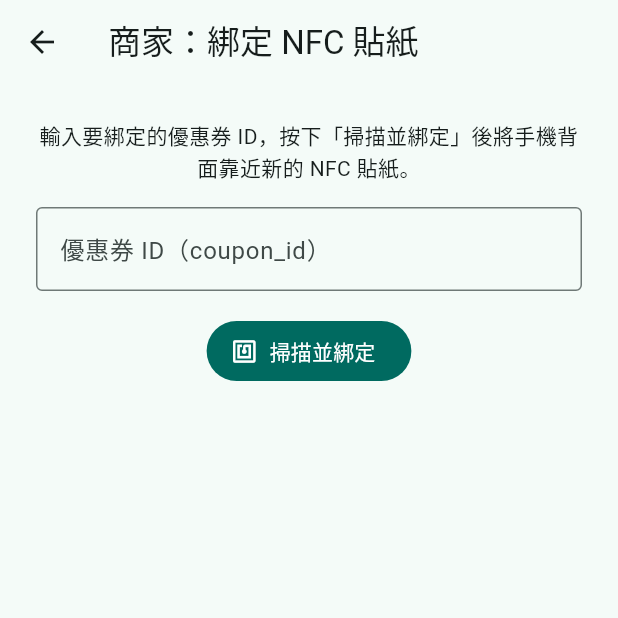
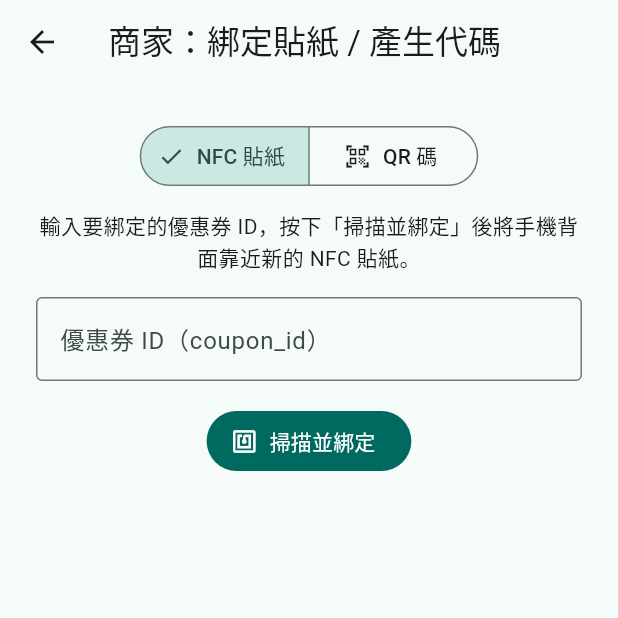
Before and after one commit to lzh082007/play_taiwan_nfc, a Flutter app: the MerchantBindPage screen opened directly, on a phone screen of 412 x 824 dp, the top half of it. Run offline on Flutter 3.47's test engine with Material 3 defaults, Android fonts, the phone set to English and light mode, and no system bars; our stand-ins replace qr_flutter, share_plus; missing offline and left inert: mobile_scanner, nfc_manager.

Commit message:
feat: 新增 QR 碼掃描功能，整合相機權限與掃描邏輯
- 在 AndroidManifest.xml 中新增相機權限與相機功能的特性，允許應用在無 NFC 的設備上運行。
- 在 Info.plist 中新增相機使用說明，讓使用者了解掃描 QR 碼的需求。
- 新增 QrScannerPage 類別，實現全螢幕相機掃描 QR 碼的功能，並回傳掃描結果。
- 在 UserScanPage 中整合 QR 碼掃描邏輯，使用者可選擇掃描 NFC 貼紙或 QR 碼。
- 在 MerchantBindPage 中新增 QR 碼生成與分享功能，商家可透過應用生成唯一的 QR 碼並分享。
- 更新 api_config.dart 中的 API 基本 URL，確保與後端服務的連接正確。
- 更新 pubspec.yaml，新增 mobile_scanner、qr_flutter、uuid 和 share_plus 依賴，以支持 QR 碼功能。

```diff
--- a/flutter/lib/config/api_config.dart
+++ b/flutter/lib/config/api_config.dart
@@ -2,5 +2,5 @@ class ApiConfig {
   ApiConfig._();
 
   /// NFC 優惠券後端 API 的 Base URL（見 docs/NFC_Flutter_Integration_Spec.md）。
-  static const String baseUrl = 'http://192.168.100.13:5501';
+  static const String baseUrl = 'http://192.168.100.21:5501';
 }
--- a/flutter/lib/pages/home_page.dart
+++ b/flutter/lib/pages/home_page.dart
@@ -28,7 +28,7 @@ class HomePage extends StatelessWidget {
                     Navigator.of(context).push(MaterialPageRoute(builder: (_) => const UserScanPage()));
                   },
                   icon: const Icon(Icons.qr_code_scanner),
-                  label: const Text('使用者：掃描貼紙 / 領取 / 核銷'),
+                  label: const Text('使用者：掃描 / 領取 / 核銷'),
                 ),
                 const SizedBox(height: 16),
                 OutlinedButton.icon(
@@ -36,7 +36,7 @@ class HomePage extends StatelessWidget {
                     Navigator.of(context).push(MaterialPageRoute(builder: (_) => const MerchantBindPage()));
                   },
                   icon: const Icon(Icons.storefront_outlined),
-                  label: const Text('商家：綁定 NFC 貼紙'),
+                  label: const Text('商家：綁定貼紙 / 產生代碼'),
                 ),
               ],
             ),
--- a/flutter/lib/pages/merchant_bind_page.dart
+++ b/flutter/lib/pages/merchant_bind_page.dart
@@ -1,7 +1,15 @@
+import 'dart:ui' as ui;
+
 import 'package:flutter/material.dart';
+import 'package:flutter/rendering.dart';
+import 'package:qr_flutter/qr_flutter.dart';
+import 'package:share_plus/share_plus.dart';
+import 'package:uuid/uuid.dart';
 
 import '../repositories/nfc_coupon_repository.dart';
 import '../services/nfc_service.dart';
+
+enum BindMethod { nfc, qr }
 
 sealed class BindResultState {
   const BindResultState();
@@ -16,8 +24,9 @@ class BindLoading extends BindResultState {
 }
 
 class BindSuccess extends BindResultState {
-  const BindSuccess({required this.uidHex, required this.couponId});
-  final String uidHex;
+  const BindSuccess({required this.method, required this.code, required this.couponId});
+  final BindMethod method;
+  final String code;
   final int couponId;
 }
 
@@ -26,10 +35,14 @@ class BindError extends BindResultState {
   final String message;
 }
 
-/// 商家端：掃描一張新的 NFC 貼紙，把它跟指定的優惠券綁在一起（功能一）。
+/// 商家端：把一個識別碼（NFC 貼紙序號，或 App 產生的 QR 代碼）跟指定的優惠券綁在一起（功能一）。
 ///
 /// 對應 docs/NFC_Flutter_Integration_Spec.md 第三節。優惠券本身要先透過
 /// 商家後台的優惠券 CRUD API 建立好，這裡先讓商家手動輸入 coupon_id。
+///
+/// 兩種方式的差異：NFC 貼紙的 UID 是硬體出廠就固定的，只能「掃描既有的」；
+/// QR 碼的內容純粹是軟體產生的字串，所以是 App 端直接產生一組唯一代碼（UUID）
+/// 呼叫綁定 API，成功後把這組代碼渲染成 QR 圖給商家分享/列印出來貼在店裡。
 class MerchantBindPage extends StatefulWidget {
   const MerchantBindPage({super.key});
 
@@ -42,12 +55,14 @@ class _MerchantBindPageState extends State<MerchantBindPage> {
   final _repository = NfcCouponRepository();
   final _couponIdController = TextEditingController();
   final _formKey = GlobalKey<FormState>();
+  final _qrBoundaryKey = GlobalKey();
 
   BindResultState _state = const BindIdle();
+  BindMethod _method = BindMethod.nfc;
 
   bool get _isBinding => _state is BindLoading;
 
-  Future<void> _scanAndBind() async {
+  Future<void> _scanAndBindNfc() async {
     if (!(_formKey.currentState?.validate() ?? false)) return;
     final couponId = int.parse(_couponIdController.text);
 
@@ -59,7 +74,7 @@ class _MerchantBindPageState extends State<MerchantBindPage> {
       try {
         await _repository.bindNfc(nfcUid: tagResult.uidHex, couponId: couponId);
         if (!mounted) return;
-        setState(() => _state = BindSuccess(uidHex: tagResult.uidHex, couponId: couponId));
+        setState(() => _state = BindSuccess(method: BindMethod.nfc, code: tagResult.uidHex, couponId: couponId));
       } on NfcApiException catch (e) {
         if (!mounted) return;
         setState(() => _state = BindError(message: e.message));
@@ -75,6 +90,43 @@ class _MerchantBindPageState extends State<MerchantBindPage> {
     }
   }
 
+  Future<void> _generateAndBindQr() async {
+    if (!(_formKey.currentState?.validate() ?? false)) return;
+    final couponId = int.parse(_couponIdController.text);
+    final code = const Uuid().v4();
+
+    setState(() => _state = const BindLoading());
+
+    try {
+      await _repository.bindNfc(nfcUid: code, couponId: couponId);
+      if (!mounted) return;
+      setState(() => _state = BindSuccess(method: BindMethod.qr, code: code, couponId: couponId));
+    } on NfcApiException catch (e) {
+      if (!mounted) return;
+      setState(() => _state = BindError(message: e.message));
+    } catch (e) {
+      if (!mounted) return;
+      setState(() => _state = BindError(message: '發生未預期的錯誤：$e'));
+    }
+  }
+
+  Future<void> _shareQrImage(String code) async {
+    final boundary = _qrBoundaryKey.currentContext?.findRenderObject() as RenderRepaintBoundary?;
+    if (boundary == null) return;
+
+    final image = await boundary.toImage(pixelRatio: 3);
+    final byteData = await image.toByteData(format: ui.ImageByteFormat.png);
+    if (byteData == null || !mounted) return;
+
+    final bytes = byteData.buffer.asUint8List();
+    await SharePlus.instance.share(
+      ShareParams(
+        files: [XFile.fromData(bytes, name: 'qr_$code.png', mimeType: 'image/png')],
+        text: '優惠券 QR 碼（代碼：$code）',
+      ),
+    );
+  }
+
   @override
   void dispose() {
     _nfcService.stopSession();
@@ -85,7 +137,7 @@ class _MerchantBindPageState extends State<MerchantBindPage> {
   @override
   Widget build(BuildContext context) {
     return Scaffold(
-      appBar: AppBar(title: const Text('商家：綁定 NFC 貼紙')),
+      appBar: AppBar(title: const Text('商家：綁定貼紙 / 產生代碼')),
       body: SafeArea(
         child: Padding(
           padding: const EdgeInsets.all(24),
@@ -93,8 +145,19 @@ class _MerchantBindPageState extends State<MerchantBindPage> {
             key: _formKey,
             child: Column(
               children: [
-                const Text(
-                  '輸入要綁定的優惠券 ID，按下「掃描並綁定」後將手機背面靠近新的 NFC 貼紙。',
+                SegmentedButton<BindMethod>(
+                  segments: const [
+                    ButtonSegment(value: BindMethod.nfc, label: Text('NFC 貼紙'), icon: Icon(Icons.nfc)),
+                    ButtonSegment(value: BindMethod.qr, label: Text('QR 碼'), icon: Icon(Icons.qr_code_scanner)),
+                  ],
+                  selected: {_method},
+                  onSelectionChanged: _isBinding ? null : (selection) => setState(() => _method = selection.first),
+                ),
+                const SizedBox(height: 12),
+                Text(
+                  _method == BindMethod.nfc
+                      ? '輸入要綁定的優惠券 ID，按下「掃描並綁定」後將手機背面靠近新的 NFC 貼紙。'
+                      : '輸入要綁定的優惠券 ID，按下「產生並綁定」後會自動產生一組新的 QR 代碼。',
                   textAlign: TextAlign.center,
                 ),
                 const SizedBox(height: 16),
@@ -111,9 +174,13 @@ class _MerchantBindPageState extends State<MerchantBindPage> {
                 ),
                 const SizedBox(height: 16),
                 FilledButton.icon(
-                  onPressed: _isBinding ? null : _scanAndBind,
-                  icon: const Icon(Icons.nfc),
-                  label: Text(_isBinding ? '掃描中...' : '掃描並綁定'),
+                  onPressed: _isBinding ? null : (_method == BindMethod.nfc ? _scanAndBindNfc : _generateAndBindQr),
+                  icon: Icon(_method == BindMethod.nfc ? Icons.nfc : Icons.qr_code_2),
+                  label: Text(
+                    _isBinding
+                        ? (_method == BindMethod.nfc ? '掃描中...' : '產生中...')
+                        : (_method == BindMethod.nfc ? '掃描並綁定' : '產生並綁定'),
+                  ),
                 ),
                 const SizedBox(height: 24),
                 Expanded(
@@ -134,24 +201,37 @@ class _MerchantBindPageState extends State<MerchantBindPage> {
       BindIdle() => const SizedBox.shrink(),
       BindLoading() => const Padding(
         padding: EdgeInsets.only(top: 32),
-        child: Column(
-          children: [
-            CircularProgressIndicator(),
-            SizedBox(height: 16),
-            Text('請將手機靠近 NFC 貼紙...'),
-          ],
-        ),
+        child: Column(children: [CircularProgressIndicator()]),
       ),
-      BindSuccess(:final uidHex, :final couponId) => Padding(
+      BindSuccess(:final method, :final code, :final couponId) => Padding(
         padding: const EdgeInsets.only(top: 32),
         child: Column(
           children: [
             Icon(Icons.check_circle_outline, size: 48, color: Theme.of(context).colorScheme.primary),
             const SizedBox(height: 8),
-            const Text('NFC 貼紙綁定成功', style: TextStyle(fontSize: 16)),
-            const SizedBox(height: 8),
-            Text('貼紙序號：$uidHex'),
+            Text(method == BindMethod.nfc ? 'NFC 貼紙綁定成功' : 'QR 代碼綁定成功', style: const TextStyle(fontSize: 16)),
+            if (method == BindMethod.qr) ...[
+              const SizedBox(height: 16),
+              RepaintBoundary(
+                key: _qrBoundaryKey,
+                child: Container(
+                  color: Colors.white,
+                  padding: const EdgeInsets.all(16),
+                  child: QrImageView(data: code, size: 220),
+                ),
+              ),
+            ],
+            const SizedBox(height: 12),
+            SelectableText(code, textAlign: TextAlign.center),
             Text('優惠券 ID：$couponId'),
+            if (method == BindMethod.qr) ...[
+              const SizedBox(height: 12),
+              OutlinedButton.icon(
+                onPressed: () => _shareQrImage(code),
+                icon: const Icon(Icons.share),
+                label: const Text('分享 / 儲存 QR 圖'),
+              ),
+            ],
           ],
         ),
       ),
--- a/flutter/pubspec.yaml
+++ b/flutter/pubspec.yaml
@@ -12,6 +12,10 @@ dependencies:
 
   nfc_manager: ^4.2.0
   http: ^1.2.0
+  mobile_scanner: ^7.4.2
+  qr_flutter: ^4.1.0
+  uuid: ^4.6.0
+  share_plus: ^13.3.0
 
 dev_dependencies:
   flutter_test:
```
Also changed, not shown: flutter/lib/pages/qr_scanner_page.dart (added, +61 -0 lines), flutter/lib/pages/user_scan_page.dart (+50 -34 lines), flutter/lib/services/qr_service.dart (added, +22 -0 lines), flutter/pubspec.lock, 2 other files.
